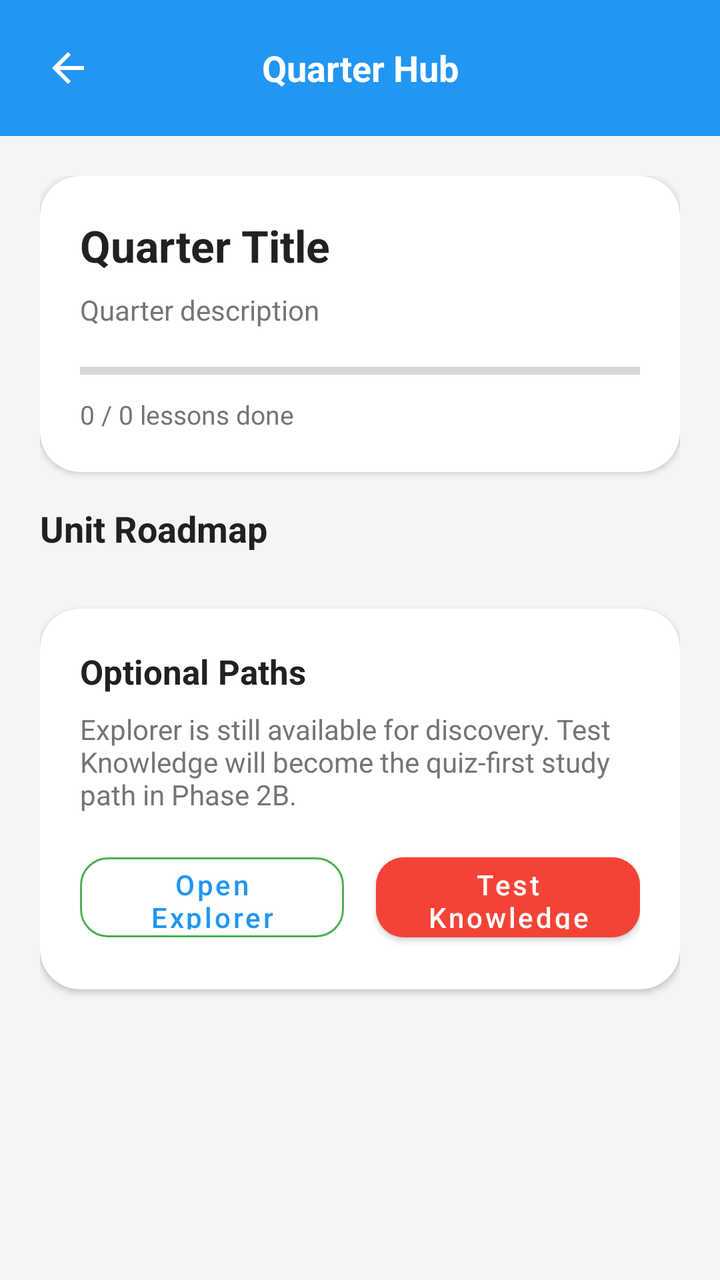
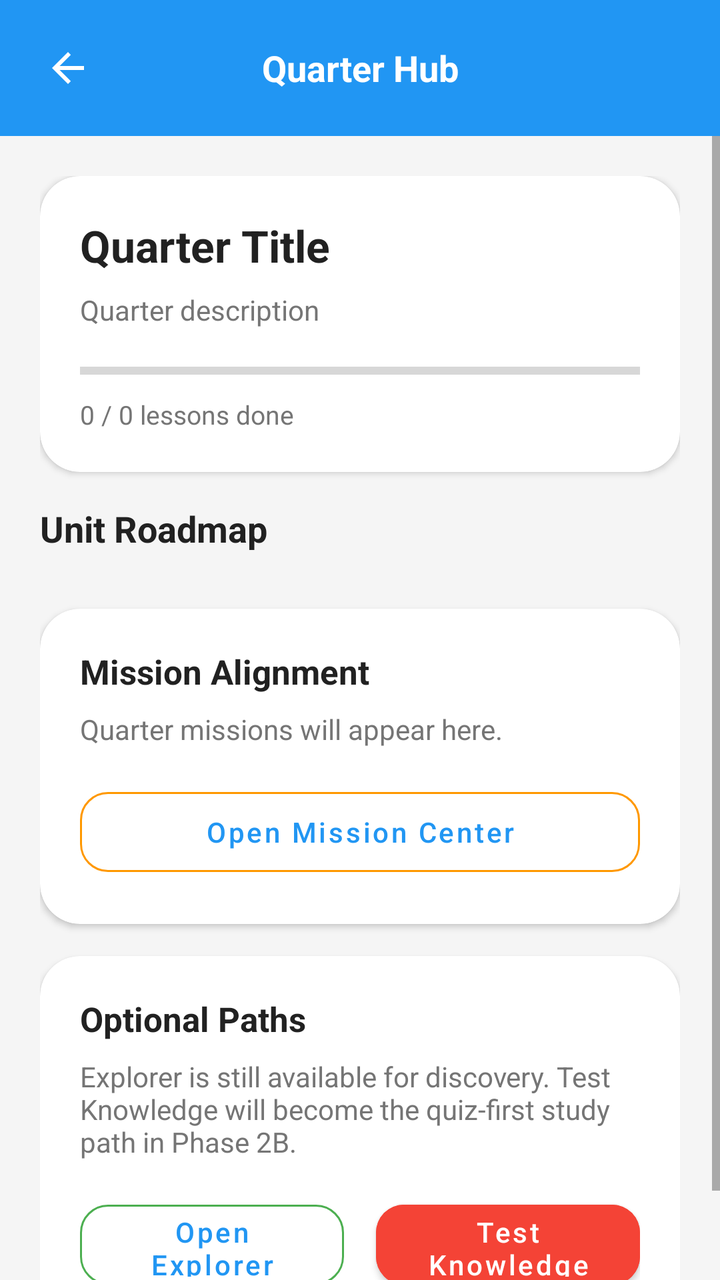

The first picture is an Android layout as it rendered before a commit; the second is the same layout after the commit. The layout source and the unified diff follow.
<!-- AndroidManifest.xml: activity theme Theme.ScanLearnAR.NoActionBar -->
<!-- res/layout/activity_quarter_hub.xml -->
<?xml version="1.0" encoding="utf-8"?>
<LinearLayout xmlns:android="http://schemas.android.com/apk/res/android"
    xmlns:app="http://schemas.android.com/apk/res-auto"
    android:layout_width="match_parent"
    android:layout_height="match_parent"
    android:fitsSystemWindows="true"
    android:background="@color/background"
    android:orientation="vertical">

    <LinearLayout
        android:layout_width="match_parent"
        android:layout_height="wrap_content"
        android:background="@color/primary"
        android:gravity="center_vertical"
        android:orientation="horizontal"
        android:padding="12dp">

        <ImageButton
            android:id="@+id/btnBack"
            android:layout_width="44dp"
            android:layout_height="44dp"
            android:background="?attr/selectableItemBackgroundBorderless"
            android:src="@drawable/ic_arrow_back"
            android:tint="@android:color/white" />

        <TextView
            android:layout_width="0dp"
            android:layout_height="wrap_content"
            android:layout_weight="1"
            android:gravity="center"
            android:text="Quarter Hub"
            android:textColor="@android:color/white"
            android:textSize="18sp"
            android:textStyle="bold" />

        <Space
            android:layout_width="44dp"
            android:layout_height="44dp" />
    </LinearLayout>

    <ScrollView
        android:layout_width="match_parent"
        android:layout_height="match_parent"
        android:fillViewport="true">

        <LinearLayout
            android:layout_width="match_parent"
            android:layout_height="wrap_content"
            android:orientation="vertical"
            android:padding="20dp">

            <androidx.cardview.widget.CardView
                android:layout_width="match_parent"
                android:layout_height="wrap_content"
                android:layout_marginBottom="16dp"
                app:cardCornerRadius="20dp">

                <LinearLayout
                    android:layout_width="match_parent"
                    android:layout_height="wrap_content"
                    android:orientation="vertical"
                    android:padding="20dp">

                    <TextView
                        android:id="@+id/tvQuarterTitle"
                        android:layout_width="match_parent"
                        android:layout_height="wrap_content"
                        android:text="Quarter Title"
                        android:textColor="@color/text_primary"
                        android:textSize="22sp"
                        android:textStyle="bold" />

                    <TextView
                        android:id="@+id/tvQuarterDescription"
                        android:layout_width="match_parent"
                        android:layout_height="wrap_content"
                        android:layout_marginTop="8dp"
                        android:text="Quarter description"
                        android:textColor="@color/text_secondary"
                        android:textSize="14sp" />

                    <ProgressBar
                        android:id="@+id/progressQuarter"
                        style="?android:attr/progressBarStyleHorizontal"
                        android:layout_width="match_parent"
                        android:layout_height="10dp"
                        android:layout_marginTop="16dp"
                        android:max="100"
                        android:progressTint="@color/primary" />

                    <TextView
                        android:id="@+id/tvQuarterProgress"
                        android:layout_width="wrap_content"
                        android:layout_height="wrap_content"
                        android:layout_marginTop="8dp"
                        android:text="0 / 0 lessons done"
                        android:textColor="@color/text_secondary"
                        android:textSize="13sp" />
                </LinearLayout>
            </androidx.cardview.widget.CardView>

            <TextView
                android:layout_width="wrap_content"
                android:layout_height="wrap_content"
                android:layout_marginBottom="12dp"
                android:text="Unit Roadmap"
                android:textColor="@color/text_primary"
                android:textSize="18sp"
                android:textStyle="bold" />

            <androidx.recyclerview.widget.RecyclerView
                android:id="@+id/rvUnits"
                android:layout_width="match_parent"
                android:layout_height="wrap_content"
                android:nestedScrollingEnabled="false" />

            <androidx.cardview.widget.CardView
                android:layout_width="match_parent"
                android:layout_height="wrap_content"
                android:layout_marginTop="16dp"
                app:cardCornerRadius="20dp">

                <LinearLayout
                    android:layout_width="match_parent"
                    android:layout_height="wrap_content"
                    android:orientation="vertical"
                    android:padding="20dp">

                    <TextView
                        android:layout_width="wrap_content"
                        android:layout_height="wrap_content"
                        android:text="Optional Paths"
                        android:textColor="@color/text_primary"
                        android:textSize="17sp"
                        android:textStyle="bold" />

                    <TextView
                        android:layout_width="match_parent"
                        android:layout_height="wrap_content"
                        android:layout_marginTop="8dp"
                        android:text="Explorer is still available for discovery. Test Knowledge will become the quiz-first study path in Phase 2B."
                        android:textColor="@color/text_secondary"
                        android:textSize="14sp" />

                    <LinearLayout
                        android:layout_width="match_parent"
                        android:layout_height="wrap_content"
                        android:layout_marginTop="16dp"
                        android:orientation="horizontal">

                        <com.google.android.material.button.MaterialButton
                            android:id="@+id/btnExplorer"
                            style="@style/Widget.MaterialComponents.Button.OutlinedButton"
                            android:layout_width="0dp"
                            android:layout_height="52dp"
                            android:layout_marginEnd="8dp"
                            android:layout_weight="1"
                            android:text="Open Explorer"
                            android:textAllCaps="false"
                            app:cornerRadius="14dp"
                            app:strokeColor="@color/explorer" />

                        <com.google.android.material.button.MaterialButton
                            android:id="@+id/btnTestKnowledge"
                            android:layout_width="0dp"
                            android:layout_height="52dp"
                            android:layout_marginStart="8dp"
                            android:layout_weight="1"
                            android:backgroundTint="@color/challenge"
                            android:text="Test Knowledge"
                            android:textAllCaps="false"
                            app:cornerRadius="14dp" />
                    </LinearLayout>
                </LinearLayout>
            </androidx.cardview.widget.CardView>
        </LinearLayout>
    </ScrollView>
</LinearLayout>
<!-- resources referenced by this layout -->
<resources>
  <color name="background">#F5F5F5</color>
  <color name="challenge">#F44336</color>
  <color name="explorer">#4CAF50</color>
  <color name="primary">#2196F3</color>
  <color name="text_primary">#212121</color>
  <color name="text_secondary">#757575</color>
  <!-- drawable ic_arrow_back (drawable) -->
  <vector xmlns:android="http://schemas.android.com/apk/res/android"
      android:width="24dp" android:height="24dp"
      android:viewportWidth="24" android:viewportHeight="24">
      <path android:fillColor="#FF000000"
          android:pathData="M20,11H7.83l5.59,-5.59L12,4l-8,8 8,8 1.41,-1.41L7.83,13H20v-2z"/>
  </vector>
  <style name="Theme.ScanLearnAR.NoActionBar" parent="Theme.ScanLearnAR">
          <item name="windowActionBar">false</item>
          <item name="windowNoTitle">true</item>
          <item name="android:windowFullscreen">false</item>
          <item name="android:windowDrawsSystemBarBackgrounds">true</item>
          <item name="android:statusBarColor">@color/primary_dark</item>
          <item name="android:windowLayoutInDisplayCutoutMode">never</item>
          <item name="android:windowLightStatusBar">true</item>
      </style>
  <style name="Theme.ScanLearnAR" parent="Theme.MaterialComponents.DayNight.DarkActionBar">
          <item name="colorPrimary">@color/primary</item>
          <item name="colorPrimaryVariant">@color/primary_dark</item>
          <item name="colorOnPrimary">@android:color/white</item>
          <item name="android:statusBarColor">@color/primary_dark</item>
          <item name="android:windowFullscreen">false</item>
          <item name="android:windowDrawsSystemBarBackgrounds">true</item>
          <item name="android:windowLayoutInDisplayCutoutMode">never</item>
          <item name="android:windowLightStatusBar">true</item>
      </style>
  <color name="primary_dark">#1976D2</color>
</resources>

<!-- the commit's change to res/layout/activity_quarter_hub.xml (unified diff, before → after) -->
@@ -113,6 +113,48 @@
                 android:layout_width="match_parent"
                 android:layout_height="wrap_content"
                 android:nestedScrollingEnabled="false" />
+
+            <androidx.cardview.widget.CardView
+                android:layout_width="match_parent"
+                android:layout_height="wrap_content"
+                android:layout_marginTop="16dp"
+                app:cardCornerRadius="20dp">
+
+                <LinearLayout
+                    android:layout_width="match_parent"
+                    android:layout_height="wrap_content"
+                    android:orientation="vertical"
+                    android:padding="20dp">
+
+                    <TextView
+                        android:layout_width="wrap_content"
+                        android:layout_height="wrap_content"
+                        android:text="Mission Alignment"
+                        android:textColor="@color/text_primary"
+                        android:textSize="17sp"
+                        android:textStyle="bold" />
+
+                    <TextView
+                        android:id="@+id/tvMissionSummary"
+                        android:layout_width="match_parent"
+                        android:layout_height="wrap_content"
+                        android:layout_marginTop="8dp"
+                        android:text="Quarter missions will appear here."
+                        android:textColor="@color/text_secondary"
+                        android:textSize="14sp" />
+
+                    <com.google.android.material.button.MaterialButton
+                        android:id="@+id/btnMissionCenter"
+                        style="@style/Widget.MaterialComponents.Button.OutlinedButton"
+                        android:layout_width="match_parent"
+                        android:layout_height="52dp"
+                        android:layout_marginTop="16dp"
+                        android:text="Open Mission Center"
+                        android:textAllCaps="false"
+                        app:cornerRadius="14dp"
+                        app:strokeColor="@color/mission" />
+                </LinearLayout>
+            </androidx.cardview.widget.CardView>
 
             <androidx.cardview.widget.CardView
                 android:layout_width="match_parent"
<!-- resource entries referenced after the edit -->
@@ -3,6 +3,7 @@
   <color name="background">#F5F5F5</color>
   <color name="challenge">#F44336</color>
   <color name="explorer">#4CAF50</color>
+  <color name="mission">#FF9800</color>
   <color name="primary">#2196F3</color>
   <color name="text_primary">#212121</color>
   <color name="text_secondary">#757575</color>
